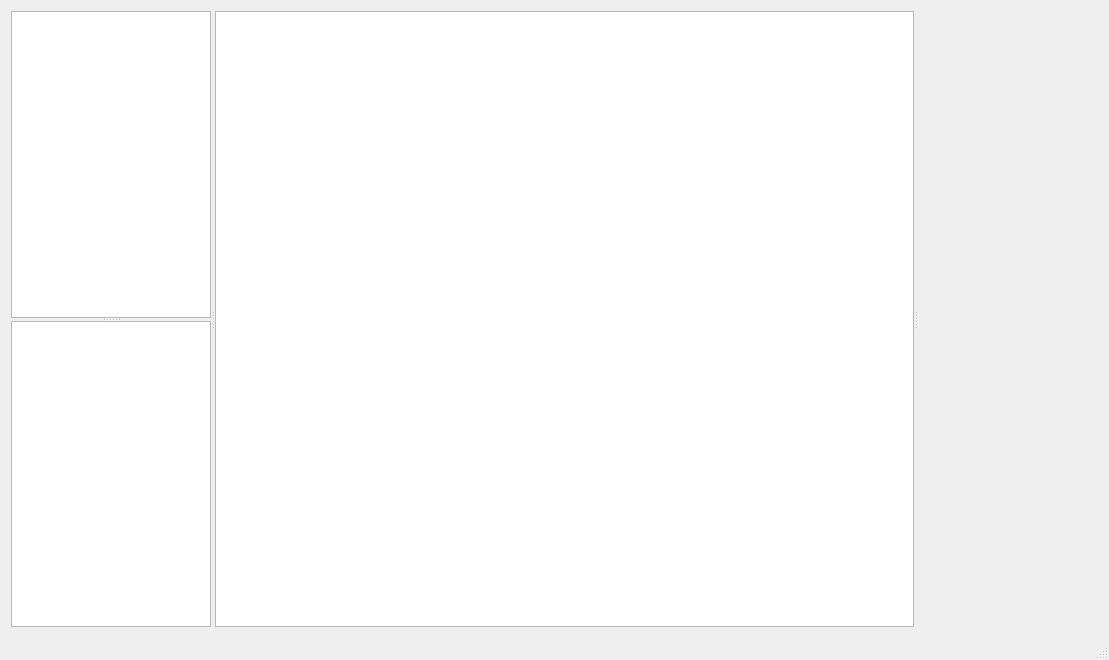
Qt form trunk/maker/src/mainwindow.ui (develer-staff/rooms) before a commit.
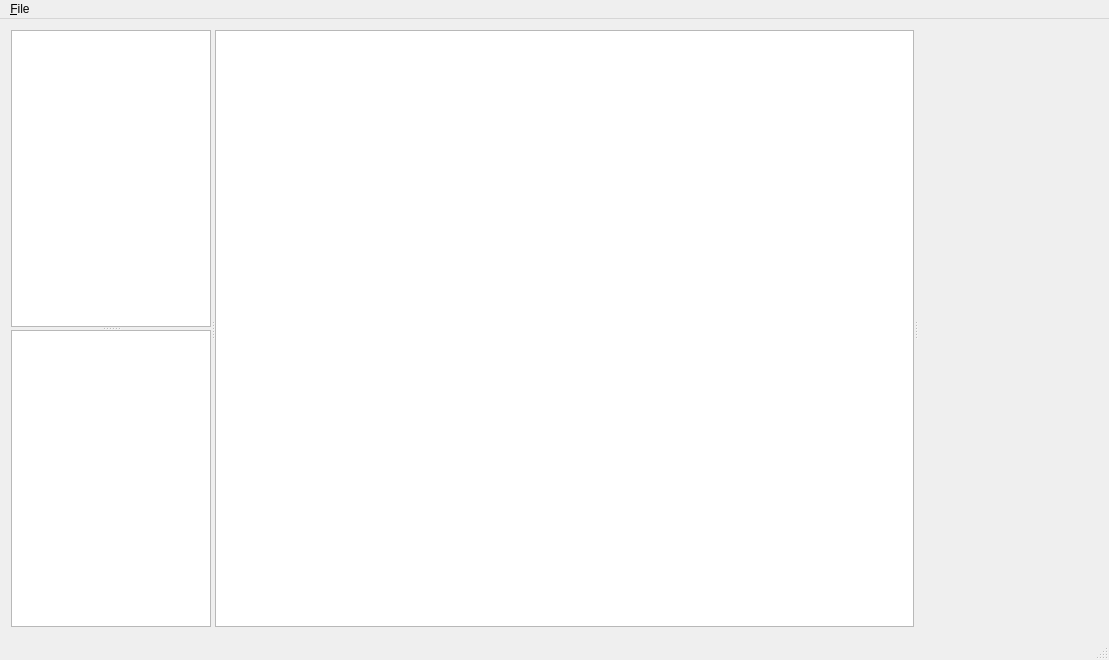
The same form after that commit. Custom widgets are drawn as their Qt base class.

Commit message: inserting first actions in the menubar

```diff
--- a/trunk/maker/src/mainwindow.ui
+++ b/trunk/maker/src/mainwindow.ui
@@ -127,6 +127,17 @@
      <height>21</height>
     </rect>
    </property>
+   <widget class="QMenu" name="menu_File">
+    <property name="title">
+     <string>&amp;File</string>
+    </property>
+    <addaction name="action_Open"/>
+    <addaction name="separator"/>
+    <addaction name="action_Save"/>
+    <addaction name="separator"/>
+    <addaction name="action_Quit"/>
+   </widget>
+   <addaction name="menu_File"/>
   </widget>
   <widget class="QStatusBar" name="statusBar"/>
  </widget>
```
Left out of the diff: 20 changed lines with no effect on the pictures.
